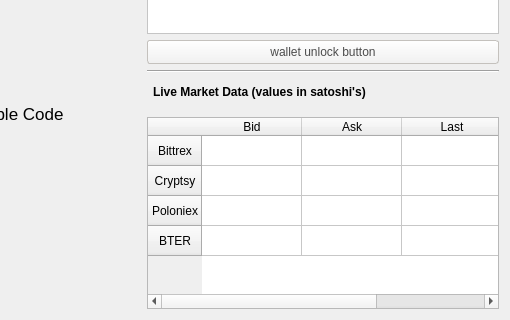
Old version of the form src/qt/forms/overviewpage.ui in the repository sherlockcoin/navajocoin; both pictures show x 222 to 732 and y 228 to 548 of the 732 by 548 pixel window.
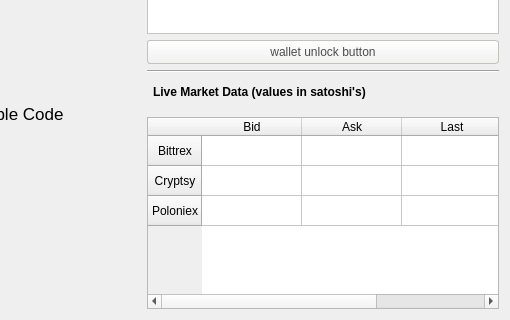
New version of the form. Icons and pictures are not drawn.

```diff
--- a/src/qt/forms/overviewpage.ui
+++ b/src/qt/forms/overviewpage.ui
@@ -582,14 +582,6 @@
              <set>AlignHCenter|AlignVCenter|AlignCenter</set>
             </property>
            </row>
-           <row>
-            <property name="text">
-             <string>BTER</string>
-            </property>
-            <property name="textAlignment">
-             <set>AlignHCenter|AlignVCenter|AlignCenter</set>
-            </property>
-           </row>
            <column>
             <property name="text">
              <string>Bid</string>
@@ -686,21 +678,6 @@
              <set>AlignHCenter|AlignVCenter|AlignCenter</set>
             </property>
            </item>
-           <item row="3" column="0">
-            <property name="textAlignment">
-             <set>AlignHCenter|AlignVCenter|AlignCenter</set>
-            </property>
-           </item>
-           <item row="3" column="1">
-            <property name="textAlignment">
-             <set>AlignHCenter|AlignVCenter|AlignCenter</set>
-            </property>
-           </item>
-           <item row="3" column="2">
-            <property name="textAlignment">
-             <set>AlignHCenter|AlignVCenter|AlignCenter</set>
-            </property>
-           </item>
           </widget>
          </item>
         </layout>
```
